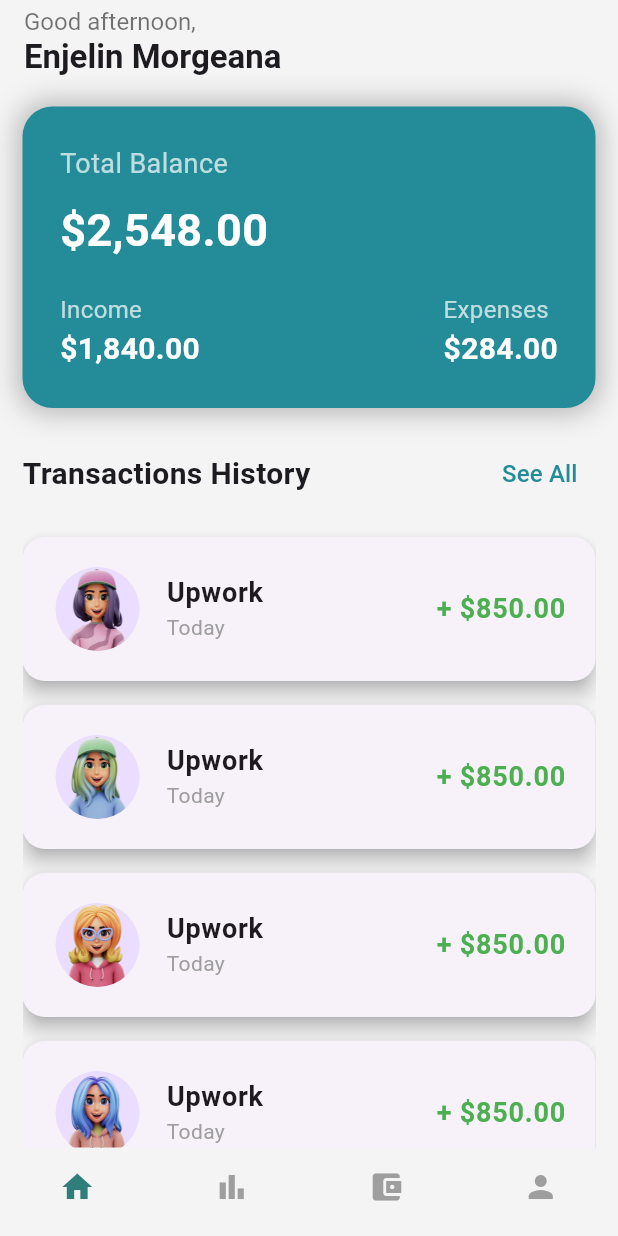
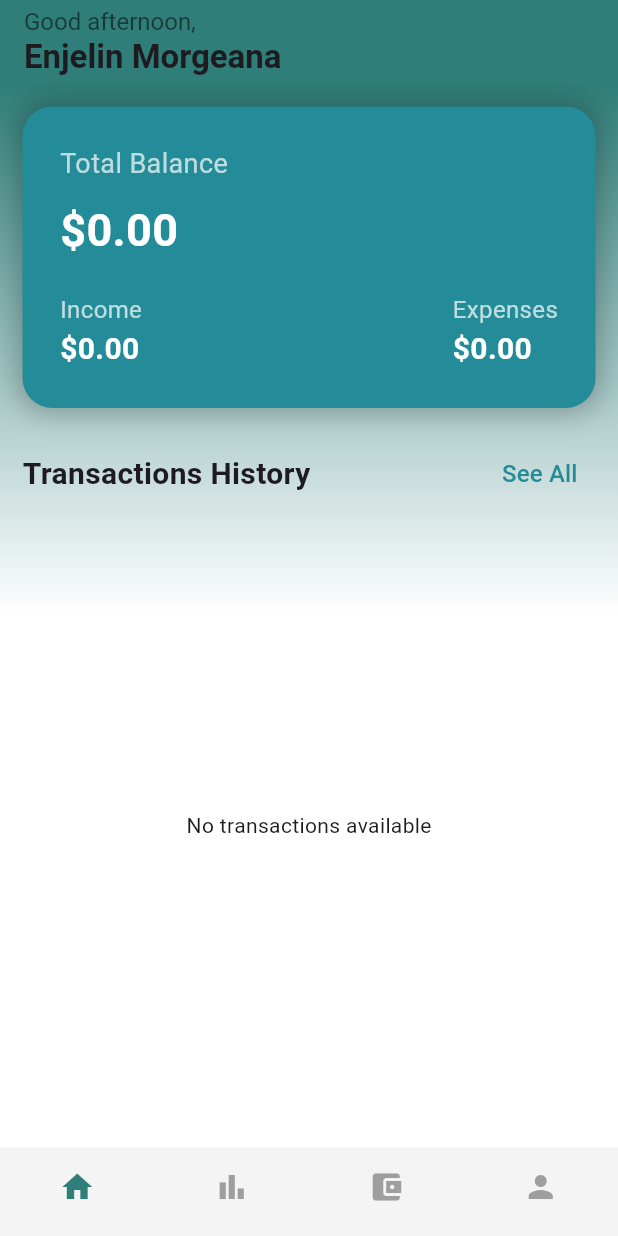
Before and after one commit to adhilfouzi/xpenso, a Flutter app: the screen it shows after launch, on a phone screen of 412 x 824 dp. Run offline on Flutter 3.47's test engine with Material 3 defaults, Android fonts, the phone set to English and light mode, and no system bars; our stand-ins replace flutter_keyboard_visibility, hive_ce; accounts and stored records are empty.

Commit message:
implement transaction management with Hive; add transaction model and provider, update main app initialization, and modify bottom navigation

```diff
--- /dev/null
+++ b/lib/data/model/transaction_model.dart
@@ -0,0 +1,42 @@
+import 'package:hive_ce/hive.dart';
+
+part 'transaction_model.g.dart';
+
+@HiveType(typeId: 0)
+enum TransactionType {
+  @HiveField(0)
+  income,
+
+  @HiveField(1)
+  expense,
+}
+
+@HiveType(typeId: 1)
+class TransactionModel {
+  @HiveField(0)
+  String id;
+
+  @HiveField(1)
+  String title;
+
+  @HiveField(2)
+  double amount;
+
+  @HiveField(3)
+  DateTime date;
+
+  @HiveField(4)
+  String description;
+
+  @HiveField(5)
+  TransactionType type;
+
+  TransactionModel({
+    required this.id,
+    required this.title,
+    required this.amount,
+    required this.date,
+    required this.description,
+    required this.type,
+  });
+}
--- /dev/null
+++ b/lib/providers/transaction_provider.dart
@@ -0,0 +1,149 @@
+import 'package:flutter/material.dart';
+import 'package:hive_ce/hive.dart';
+import '../data/model/transaction_model.dart';
+
+class TransactionProvider with ChangeNotifier {
+  static const String _transactionsBoxName = "transactionsBox";
+  static const String _balanceBoxName = "balanceBox";
+
+  late Box<TransactionModel> _transactionBox;
+  late Box<double> _balanceBox;
+
+  List<TransactionModel> _transactions = [];
+  List<TransactionModel> get transactions => _transactions;
+
+  double _totalIncome = 0.0;
+  double _totalExpenses = 0.0;
+  bool isExpense = true;
+
+  double get totalIncome => _totalIncome;
+  double get totalExpenses => _totalExpenses;
+  double get balance => _totalIncome - _totalExpenses;
+
+  double _income = 0.00;
+  double _expenses = 0.00;
+  double get income => _income;
+  double get expenses => _expenses;
+  double get totalBalance => _income - _expenses;
+  TransactionProvider() {
+    init();
+  }
+
+  /// Initialize Hive and Load Data
+  Future<void> init() async {
+    if (Hive.isBoxOpen(_transactionsBoxName)) {
+      _transactionBox = Hive.box<TransactionModel>(_transactionsBoxName);
+    } else {
+      _transactionBox =
+          await Hive.openBox<TransactionModel>(_transactionsBoxName);
+    }
+
+    if (Hive.isBoxOpen(_balanceBoxName)) {
+      _balanceBox = Hive.box<double>(_balanceBoxName);
+    } else {
+      _balanceBox = await Hive.openBox<double>(_balanceBoxName);
+    }
+
+    _income = _balanceBox.get("income", defaultValue: 0.00)!;
+    _expenses = _balanceBox.get("expenses", defaultValue: 0.00)!;
+    _transactions = _transactionBox.values.toList();
+
+    _calculateTotals();
+    notifyListeners();
+  }
+
+  void _updateBalanceBox(String key, double value) {
+    if (_balanceBox.isOpen) {
+      _balanceBox.put(key, value);
+    }
+  }
+
+  void updateIncome(double amount) {
+    _income += amount;
+    _updateBalanceBox("income", _income);
+    notifyListeners();
+  }
+
+  void updateExpenses(double amount) {
+    _expenses += amount;
+    _updateBalanceBox("expenses", _expenses);
+    notifyListeners();
+  }
+
+  Future<void> resetBalance() async {
+    _income = 0.00;
+    _expenses = 0.00;
+    await _balanceBox.putAll({"income": _income, "expenses": _expenses});
+    notifyListeners();
+  }
+
+  void updateFromTransactions(double newIncome, double newExpenses) {
+    _income = newIncome;
+    _expenses = newExpenses;
+    _updateBalanceBox("income", _income);
+    _updateBalanceBox("expenses", _expenses);
+    notifyListeners();
+  }
+
+  Future<void> addTransaction(TransactionModel transaction) async {
+    await _transactionBox.put(transaction.id, transaction);
+    _transactions.add(transaction);
+    _updateTotals(transaction, isAdding: true);
+    notifyListeners();
+  }
+
+  Future<void> editTransaction(TransactionModel updatedTransaction) async {
+    int index = _transactions.indexWhere((t) => t.id == updatedTransaction.id);
+    if (index != -1) {
+      TransactionModel oldTransaction = _transactions[index];
+      _transactions[index] = updatedTransaction;
+
+      await _transactionBox.put(updatedTransaction.id, updatedTransaction);
+      _updateTotals(oldTransaction, isAdding: false);
+      _updateTotals(updatedTransaction, isAdding: true);
+      notifyListeners();
+    }
+  }
+
+  Future<void> deleteTransaction(String id) async {
+    TransactionModel? transaction = _transactionBox.get(id);
+    if (transaction != null) {
+      await _transactionBox.delete(id);
+      _transactions.removeWhere((t) => t.id == id);
+      _updateTotals(transaction, isAdding: false);
+      notifyListeners();
+    }
+  }
+
+  List<TransactionModel> get expenseTransactions =>
+      _transactions.where((t) => t.type == TransactionType.expense).toList();
+
+  List<TransactionModel> get incomeTransactions =>
+      _transactions.where((t) => t.type == TransactionType.income).toList();
+
+  void _calculateTotals() {
+    _totalIncome = _transactions
+        .where((t) => t.type == TransactionType.income)
+        .fold(0, (sum, t) => sum + t.amount);
+    _totalExpenses = _transactions
+        .where((t) => t.type == TransactionType.expense)
+        .fold(0, (sum, t) => sum + t.amount);
+
+    updateFromTransactions(_totalIncome, _totalExpenses);
+  }
+
+  void _updateTotals(TransactionModel transaction, {required bool isAdding}) {
+    double amount = isAdding ? transaction.amount : -transaction.amount;
+    if (transaction.type == TransactionType.income) {
+      _totalIncome += amount;
+    } else {
+      _totalExpenses += amount;
+    }
+    updateFromTransactions(_totalIncome, _totalExpenses);
+  }
+
+  void setIsExpense(bool value) {
+    isExpense = value;
+    notifyListeners();
+  }
+}
--- a/lib/ui/screens/center/bottom_bar.dart
+++ b/lib/ui/screens/center/bottom_bar.dart
@@ -1,5 +1,6 @@
 import 'package:flutter/material.dart';
 import '../../../core/colors.dart';
+import '../home/add_transaction_screen.dart';
 import '../home/home_screen.dart';
 
 class BottomBar extends StatefulWidget {
@@ -17,7 +18,7 @@ class _BottomBarState extends State<BottomBar>
 
   static const List<Widget> _widgetOptions = <Widget>[
     HomeScreen(),
-    HomeScreen(),
+    AddTransactionScreen(),
     HomeScreen(),
     HomeScreen(),
   ];
--- a/lib/ui/screens/home/home_screen.dart
+++ b/lib/ui/screens/home/home_screen.dart
@@ -1,6 +1,9 @@
 import 'package:flutter/material.dart';
-
+import 'package:provider/provider.dart';
+import '../../../core/colors.dart';
 import '../../../core/images.dart';
+import '../../../providers/transaction_provider.dart';
+import '../../../data/model/transaction_model.dart';
 
 class HomeScreen extends StatelessWidget {
   const HomeScreen({super.key});
@@ -8,16 +11,48 @@ class HomeScreen extends StatelessWidget {
   @override
   Widget build(BuildContext context) {
     return Scaffold(
-      backgroundColor: Color(0xFFF4F4F4),
+      extendBodyBehindAppBar: false,
       appBar: const HeaderWidget(),
-      body: Padding(
-        padding: EdgeInsets.only(left: 15, right: 15, top: 15),
+      body: HomeScreenBody(),
+    );
+  }
+}
+
+class HomeScreenBody extends StatelessWidget {
+  const HomeScreenBody({super.key});
+
+  @override
+  Widget build(BuildContext context) {
+    // final transactionProvider =
+    //     Provider.of<TransactionProvider>(context, listen: false);
+    return Container(
+      decoration: const BoxDecoration(
+        gradient: LinearGradient(
+          colors: [MyColors.primary, Colors.white],
+          begin: Alignment.topCenter,
+          end: Alignment.center,
+        ),
+      ),
+      child: FutureBuilder(
+        future: TransactionProvider().init(),
+        builder: (context, snapshot) {
+          if (snapshot.connectionState == ConnectionState.waiting) {
+            return const Center(child: CircularProgressIndicator());
+          }
+          return Consumer<TransactionProvider>(
+            builder: (context, provider, child) {
+              return Padding(
+                padding: const EdgeInsets.all(15),
                 child: Column(
                   children: [
                     const BalanceCardWidget(),
-            const Expanded(child: TransactionHistoryWidget()),
+                    Expanded(child: TransactionHistoryWidget(provider)),
                   ],
                 ),
+              );
+            },
+          );
+        },
       ),
     );
   }
@@ -29,7 +64,7 @@ class HeaderWidget extends StatelessWidget implements PreferredSizeWidget {
   @override
   Widget build(BuildContext context) {
     return AppBar(
-      backgroundColor: Colors.transparent,
+      backgroundColor: MyColors.primary,
       elevation: 0,
       title: Column(
         crossAxisAlignment: CrossAxisAlignment.start,
@@ -52,12 +87,13 @@ class BalanceCardWidget extends StatelessWidget {
 
   @override
   Widget build(BuildContext context) {
+    final transactionProvider = Provider.of<TransactionProvider>(context);
     return Container(
-      padding: EdgeInsets.all(25),
+      padding: const EdgeInsets.all(25),
       decoration: BoxDecoration(
-        color: Color(0xFF238C98),
+        color: const Color(0xFF238C98),
         borderRadius: BorderRadius.circular(20),
-        boxShadow: [
+        boxShadow: const [
           BoxShadow(
             color: Colors.black26,
             blurRadius: 15,
@@ -68,20 +104,20 @@ class BalanceCardWidget extends StatelessWidget {
       child: Column(
         crossAxisAlignment: CrossAxisAlignment.start,
         children: [
-          Text('Total Balance',
+          const Text('Total Balance',
               style: TextStyle(color: Colors.white70, fontSize: 18)),
-          SizedBox(height: 10),
-          Text('\$2,548.00',
-              style: TextStyle(
+          const SizedBox(height: 10),
+          Text('\$${transactionProvider.totalBalance.toStringAsFixed(2)}',
+              style: const TextStyle(
                   color: Colors.white,
                   fontSize: 30,
                   fontWeight: FontWeight.bold)),
-          SizedBox(height: 20),
+          const SizedBox(height: 20),
           Row(
             mainAxisAlignment: MainAxisAlignment.spaceBetween,
             children: [
-              _balanceItem('Income', '\$1,840.00'),
-              _balanceItem('Expenses', '\$284.00'),
+              _balanceItem('Income', transactionProvider.income),
+              _balanceItem('Expenses', transactionProvider.expenses),
             ],
           ),
         ],
@@ -89,13 +125,14 @@ class BalanceCardWidget extends StatelessWidget {
     );
   }
 
-  Widget _balanceItem(String title, String amount) {
+  Widget _balanceItem(String title, double amount) {
     return Column(
       crossAxisAlignment: CrossAxisAlignment.start,
       children: [
-        Text(title, style: TextStyle(color: Colors.white70, fontSize: 16)),
-        Text(amount,
-            style: TextStyle(
+        Text(title,
+            style: const TextStyle(color: Colors.white70, fontSize: 16)),
+        Text('\$${amount.toStringAsFixed(2)}',
+            style: const TextStyle(
                 color: Colors.white,
                 fontSize: 20,
                 fontWeight: FontWeight.w600)),
@@ -105,7 +142,9 @@ class BalanceCardWidget extends StatelessWidget {
 }
 
 class TransactionHistoryWidget extends StatelessWidget {
-  const TransactionHistoryWidget({super.key});
+  final TransactionProvider transactionProvider;
+
+  const TransactionHistoryWidget(this.transactionProvider, {super.key});
 
   @override
   Widget build(BuildContext context) {
@@ -117,26 +156,31 @@ class TransactionHistoryWidget extends StatelessWidget {
           Row(
             mainAxisAlignment: MainAxisAlignment.spaceBetween,
             children: [
-              Text('Transactions History',
+              const Text('Transactions History',
                   style: TextStyle(fontSize: 20, fontWeight: FontWeight.bold)),
               TextButton(
                 onPressed: () {},
-                child: Text('See All',
+                child: const Text('See All',
                     style: TextStyle(color: Color(0xFF238C98), fontSize: 16)),
               ),
             ],
           ),
-          SizedBox(height: 10),
+          const SizedBox(height: 10),
           Expanded(
-            child: ListView.builder(
-              itemCount: 10,
+            child: transactionProvider.transactions.isEmpty
+                ? const Center(child: Text("No transactions available"))
+                : ListView.builder(
+                    itemCount: transactionProvider.transactions.length,
                     itemBuilder: (context, index) {
+                      final transaction =
+                          transactionProvider.transactions[index];
                       return TransactionTileWidget(
-                    title: 'Upwork',
-                    subtitle: 'Today',
-                    amount: 850.00,
-                    isIncome: true,
-                    assetPath: Images.profile[index % 10]);
+                        title: transaction.title,
+                        subtitle: transaction.date.toIso8601String(),
+                        amount: transaction.amount,
+                        isIncome: transaction.type == TransactionType.income,
+                        assetPath: Images.profile[index % 10],
+                      );
                     },
                   ),
           ),
```
Also changed, not shown: lib/main.dart (+21 -2 lines), lib/ui/screens/home/add_transaction_screen.dart (added, +268 -0 lines), pubspec.yaml (+7 -0 lines), lib/data/model/transaction_model.g.dart (added), lib/hive_registrar.g.dart (added), lib/providers/balance_provider.dart (added), pubspec.lock, 2 other files. Lines whose indentation alone changed are shown as unchanged.
